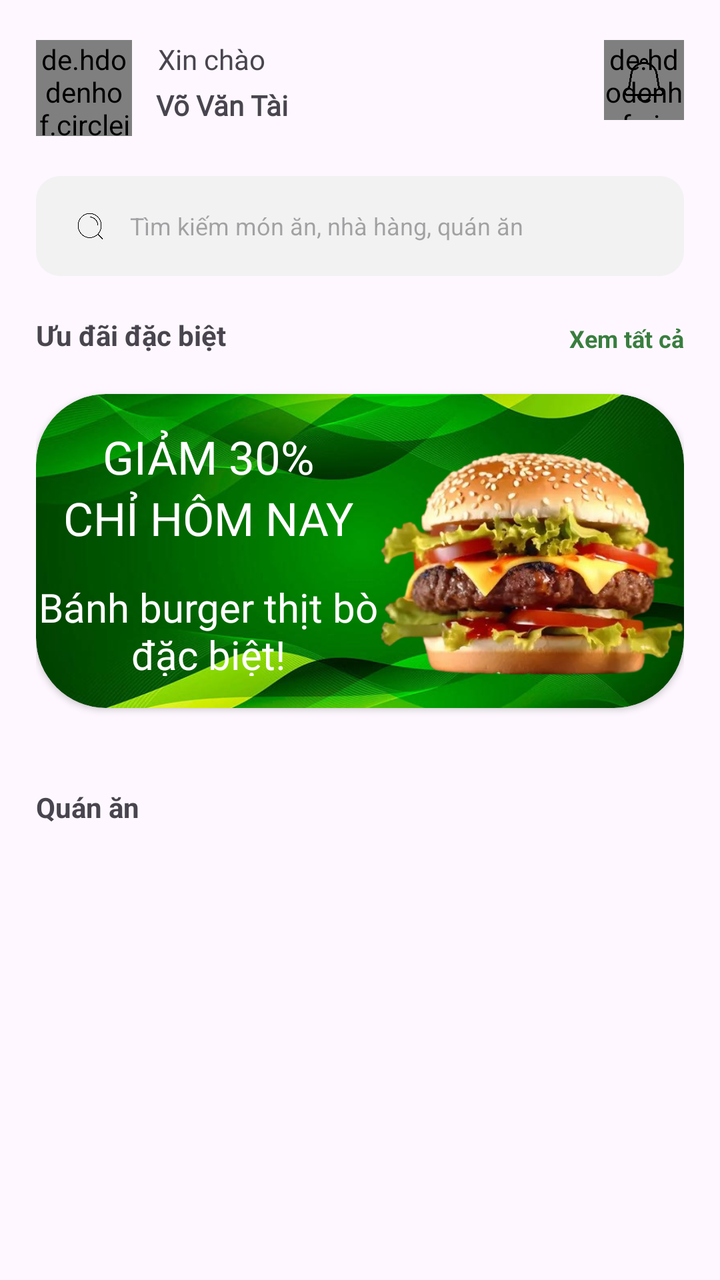
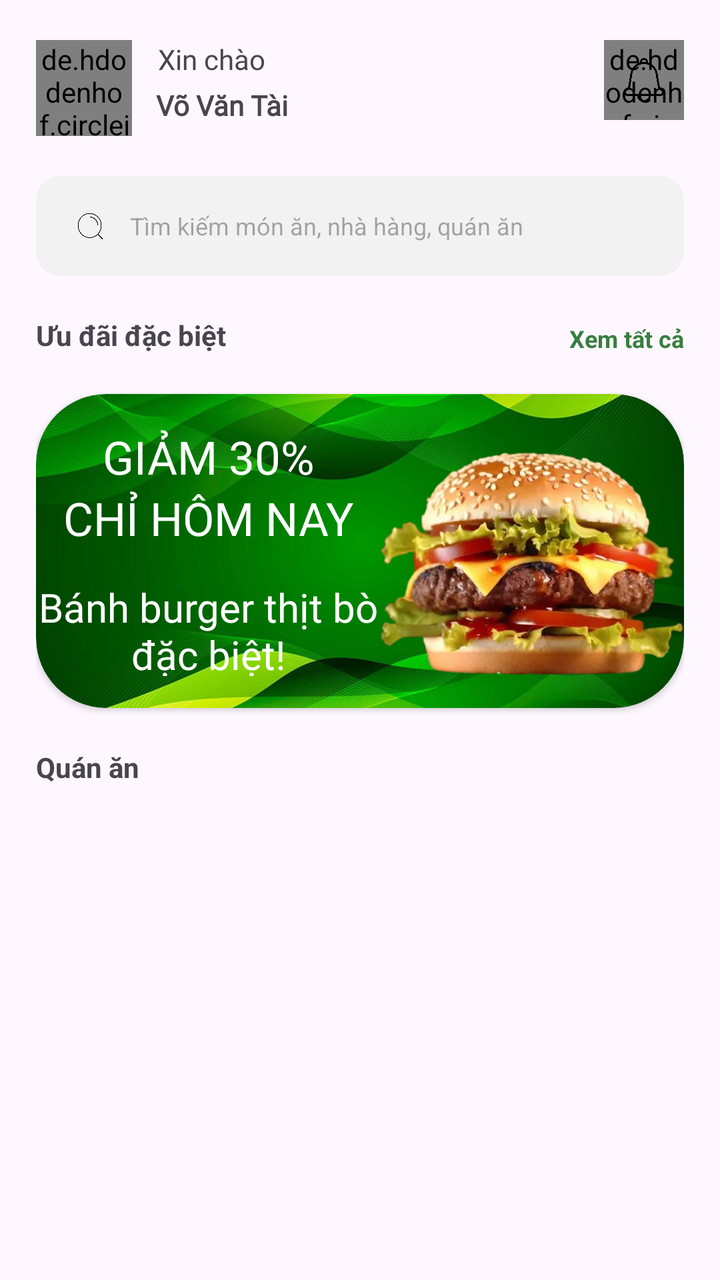

Screens rendered from an Android XML layout before and after an edit, with the pre-edit source and the edit as a unified diff.
<!-- AndroidManifest.xml: application theme Theme.FoodOrderApp -->
<!-- res/layout/fragment_home.xml -->
<?xml version="1.0" encoding="utf-8"?>
<FrameLayout xmlns:android="http://schemas.android.com/apk/res/android"

    xmlns:app="http://schemas.android.com/apk/res-auto"
    xmlns:tools="http://schemas.android.com/tools"
    android:layout_width="match_parent"
    android:layout_height="match_parent"
    android:paddingStart="18dp"
    android:paddingEnd="18dp"
    android:scrollbars="none"
    tools:context=".view.MainActivity"

    >

    <ScrollView
        android:layout_width="match_parent"
        android:layout_height="wrap_content"
        android:scrollbars="none">


        <androidx.constraintlayout.widget.ConstraintLayout
            android:layout_width="match_parent"
            android:layout_height="wrap_content">


            <androidx.constraintlayout.widget.ConstraintLayout
                android:id="@+id/constraint_Avarta"
                android:layout_width="match_parent"
                android:layout_height="wrap_content"
                android:layout_marginTop="20dp"
                app:layout_constraintEnd_toEndOf="parent"
                app:layout_constraintStart_toStartOf="parent"
                app:layout_constraintTop_toTopOf="parent">

                <de.hdodenhof.circleimageview.CircleImageView
                    android:id="@+id/home_avata"
                    android:layout_width="48dp"
                    android:layout_height="48dp"
                    android:src="@drawable/home_avatar"
                    app:civ_border_color="#FFFFFF"
                    app:civ_border_width="2dp"
                    app:layout_constraintStart_toStartOf="parent"
                    app:layout_constraintTop_toTopOf="parent" />

                <TextView
                    android:id="@+id/Hello_user"
                    android:layout_width="wrap_content"
                    android:layout_height="wrap_content"
                    android:layout_marginStart="13dp"
                    android:fontFamily="@font/judson_regular"
                    android:text="@string/home_hello_user"
                    app:layout_constraintStart_toEndOf="@+id/home_avata"
                    app:layout_constraintTop_toTopOf="parent" />

                
                <TextView
                    android:id="@+id/Name_user"
                    android:layout_width="wrap_content"
                    android:layout_height="wrap_content"
                    android:layout_marginStart="12dp"
                    android:layout_marginTop="4dp"
                    android:fontFamily="@font/merienda_variablefont_wght"
                    android:text="@string/home_name_user"
                    android:textStyle="bold"
                    app:layout_constraintStart_toEndOf="@+id/home_avata"
                    app:layout_constraintTop_toBottomOf="@+id/Hello_user" />

                <FrameLayout
                    android:layout_width="40dp"
                    android:layout_height="40dp"
                    app:layout_constraintEnd_toEndOf="parent"
                    app:layout_constraintTop_toTopOf="parent">

                    <de.hdodenhof.circleimageview.CircleImageView
                        android:id="@+id/home_Vien"
                        android:layout_width="40dp"
                        android:layout_height="40dp"
                        android:src="@drawable/home_img_nenvien"
                        app:civ_border_color="#A6A3A3"
                        app:civ_border_width="1dp" />

                    <ImageButton
                        android:id="@+id/home_notification"
                        android:layout_width="24dp"
                        android:layout_height="24dp"
                        android:layout_gravity="center"
                        android:background="@android:color/transparent"
                        android:contentDescription="@string/home_decrise_ImageButtonNotification"
                        android:scaleType="centerCrop"
                        android:src="@drawable/home_notification" />
                </FrameLayout>
            </androidx.constraintlayout.widget.ConstraintLayout>

            <AutoCompleteTextView
                android:id="@+id/autoComplete"
                android:layout_width="match_parent"
                android:layout_height="50dp"
                android:layout_marginTop="20dp"
                android:background="@drawable/home_background_autocomplete_text"
                android:drawableStart="@drawable/home_ic_search_autocomplete"
                android:drawablePadding="8dp"
                android:hint="@string/home_text_AutoComplete"
                android:padding="15dp"
                android:textSize="12sp"
                app:layout_constraintCircleRadius="12dp"
                app:layout_constraintStart_toStartOf="parent"
                app:layout_constraintTop_toBottomOf="@+id/constraint_Avarta" />

            <TextView
                android:id="@+id/dacbiet"
                android:layout_width="wrap_content"
                android:layout_height="wrap_content"
                android:layout_marginTop="20dp"
                android:text="@string/home_UuDai"
                android:textSize="14sp"
                android:textStyle="bold"
                app:layout_constraintStart_toStartOf="parent"
                app:layout_constraintTop_toBottomOf="@+id/autoComplete" />

            <TextView
                android:id="@+id/txtAll"
                android:layout_width="wrap_content"
                android:layout_height="wrap_content"
                android:layout_marginTop="23dp"
                android:background="?attr/selectableItemBackground"
                android:clickable="true"
                android:focusable="true"
                android:text="@string/home_btnAll"
                android:textColor="#397E3F"
                android:textSize="12sp"
                android:textStyle="bold"
                app:layout_constraintEnd_toEndOf="parent"
                app:layout_constraintTop_toBottomOf="@+id/autoComplete"

                />

            <androidx.cardview.widget.CardView
                android:id="@+id/carviewPromotion"
                android:layout_width="match_parent"
                android:layout_height="wrap_content"
                android:layout_marginTop="20dp"
                app:cardCornerRadius="35dp"
                app:layout_constraintStart_toStartOf="parent"
                app:layout_constraintTop_toBottomOf="@+id/dacbiet">

                <include
                    android:id="@+id/specialOfferItem"
                    layout="@layout/home_item_promotion" />
            </androidx.cardview.widget.CardView>

            <androidx.recyclerview.widget.RecyclerView
                android:id="@+id/lvFoodItem"
                android:layout_width="match_parent"
                android:layout_height="wrap_content"
                android:layout_marginTop="20dp"

                app:layout_constraintEnd_toEndOf="parent"
                app:layout_constraintStart_toStartOf="parent"
                app:layout_constraintTop_toBottomOf="@+id/carviewPromotion" />

            <TextView
                android:id="@+id/txtNhahang"
                android:layout_width="wrap_content"
                android:layout_height="wrap_content"
                android:layout_marginTop="20dp"
                android:text="@string/home_nhahang"
                android:textSize="14sp"
                android:textStyle="bold"
                app:layout_constraintStart_toStartOf="parent"
                app:layout_constraintTop_toBottomOf="@+id/lvFoodItem" />

            <androidx.recyclerview.widget.RecyclerView
                android:id="@+id/lvItemNhahang"
                android:layout_width="match_parent"
                android:layout_height="wrap_content"
                android:layout_marginTop="20dp"
                app:layout_constraintEnd_toEndOf="parent"
                app:layout_constraintStart_toStartOf="parent"
                app:layout_constraintTop_toBottomOf="@+id/txtNhahang" />
        </androidx.constraintlayout.widget.ConstraintLayout>
    </ScrollView>
</FrameLayout>
<!-- res/layout/home_item_promotion.xml (included above) -->
<?xml version="1.0" encoding="utf-8"?>
<androidx.cardview.widget.CardView xmlns:android="http://schemas.android.com/apk/res/android"
    android:layout_width="match_parent"
    android:layout_height="wrap_content"
    xmlns:app="http://schemas.android.com/apk/res-auto"
    app:cardCornerRadius="35dp">


    <androidx.constraintlayout.widget.ConstraintLayout
        android:layout_width="match_parent"
        android:layout_height="157dp"
        android:background="@drawable/home_bacground_promotion">
        <androidx.constraintlayout.widget.ConstraintLayout
            android:id="@+id/layoutGiamGia"
            android:layout_width="wrap_content"
            android:layout_height="match_parent"
            android:orientation="vertical"
            app:layout_constraintStart_toStartOf="parent"
            app:layout_constraintTop_toTopOf="parent"
            app:layout_constraintEnd_toStartOf="@+id/imgMonAn">
            <LinearLayout
                android:id="@+id/layout_ThongTinGiam"
                android:layout_width="wrap_content"
                android:layout_height="wrap_content"
                android:orientation="vertical"
                app:layout_constraintStart_toStartOf="parent"
                app:layout_constraintTop_toTopOf="parent"
                app:layout_constraintEnd_toEndOf="parent"
                app:layout_constraintBottom_toTopOf="@+id/txtMonAn">
                <TextView
                    android:id="@+id/txtTitle"
                    android:layout_width="172dp"
                    android:layout_height="wrap_content"
                    android:text="@string/home_text_title"
                    android:textSize="23sp"
                    android:textColor="@color/white"
                    android:fontFamily="@font/irish_grover"
                    android:gravity="center"
                    />
                <TextView
                    android:id="@+id/txtThoiGianKhuyenMai"
                    android:layout_width="172dp"
                    android:layout_height="wrap_content"
                    android:text="@string/Promotion_ThoiGianGiam"
                    android:textSize="23sp"
                    android:textColor="@color/white"
                    android:fontFamily="@font/irish_grover"
                    android:gravity="center"

                    />

            </LinearLayout>


            <TextView
                android:id="@+id/txtMonAn"
                android:layout_width="172dp"
                android:layout_height="48dp"
                android:fontFamily="@font/julee_regular"
                android:gravity="center"
                android:text="@string/home_text_desc"
                android:textColor="@color/white"
                android:textSize="20sp"
                app:layout_constraintBottom_toBottomOf="parent"
                app:layout_constraintEnd_toEndOf="parent"
                app:layout_constraintStart_toStartOf="parent"
                app:layout_constraintTop_toBottomOf="@+id/layout_ThongTinGiam" />
        </androidx.constraintlayout.widget.ConstraintLayout>

        <ImageView
            android:id="@+id/imgMonAn"
            android:layout_width="152dp"
            android:layout_height="140dp"
            android:layout_alignParentEnd="true"
            android:contentDescription="@string/img_bo"
            android:src="@drawable/promotion_burger_bo"
            app:layout_constraintEnd_toEndOf="parent"
            app:layout_constraintTop_toTopOf="parent"
            app:layout_constraintStart_toEndOf="@+id/layoutGiamGia"
            android:layout_marginTop="15dp"/>

    </androidx.constraintlayout.widget.ConstraintLayout>



</androidx.cardview.widget.CardView>
<!-- resources referenced by this layout -->
<resources>
  <color name="white">#FFFFFFFF</color>
  <!-- drawable home_avatar: png bitmap (drawable, 51458 bytes) -->
  <!-- drawable home_bacground_promotion: jpg bitmap (drawable, 31581 bytes) -->
  <!-- drawable home_background_autocomplete_text (drawable) -->
  <?xml version="1.0" encoding="utf-8"?>
  <shape xmlns:android="http://schemas.android.com/apk/res/android" android:shape="rectangle">
      <solid android:color="#F2F2F2"/>
      <corners android:radius="12dp"/>
  
  </shape>
  <!-- drawable home_ic_search_autocomplete (drawable) -->
  <?xml version="1.0" encoding="utf-8"?>
  <layer-list xmlns:android="http://schemas.android.com/apk/res/android">
      <item
          android:width="24dp"
          android:height="24dp">
          <bitmap
              android:src="@drawable/home_icon_search"
             />
      </item>
  
  </layer-list>
  <!-- drawable home_img_nenvien: png bitmap (drawable, 570 bytes) -->
  <!-- drawable home_notification: png bitmap (drawable, 43360 bytes) -->
  <!-- drawable promotion_burger_bo: png bitmap (drawable, 201133 bytes) -->
  <string name="Promotion_ThoiGianGiam">CHỈ HÔM NAY</string>
  <string name="home_UuDai">Ưu đãi đặc biệt</string>
  <string name="home_btnAll">Xem tất cả</string>
  <string name="home_decrise_ImageButtonNotification">Chứa các thông báo</string>
  <string name="home_hello_user">Xin chào</string>
  <string name="home_name_user">Võ Văn Tài</string>
  <string name="home_nhahang">Quán ăn</string>
  <string name="home_text_AutoComplete">Tìm kiếm món ăn, nhà hàng, quán ăn</string>
  <string name="home_text_desc">Bánh burger thịt bò đặc biệt!</string>
  <string name="home_text_title">GIẢM 30%</string>
  <string name="img_bo">Burger Bò</string>
  <style name="Theme.FoodOrderApp" parent="Base.Theme.FoodOrderApp" />
  <!-- drawable home_icon_search: png bitmap (drawable, 38584 bytes) -->
  <style name="Base.Theme.FoodOrderApp" parent="Theme.Material3.Light.NoActionBar">
          
          
      </style>
</resources>

<!-- the commit's change to res/layout/fragment_home.xml (unified diff, before → after) -->
@@ -162,7 +162,6 @@
                 android:id="@+id/txtNhahang"
                 android:layout_width="wrap_content"
                 android:layout_height="wrap_content"
-                android:layout_marginTop="20dp"
                 android:text="@string/home_nhahang"
                 android:textSize="14sp"
                 android:textStyle="bold"
